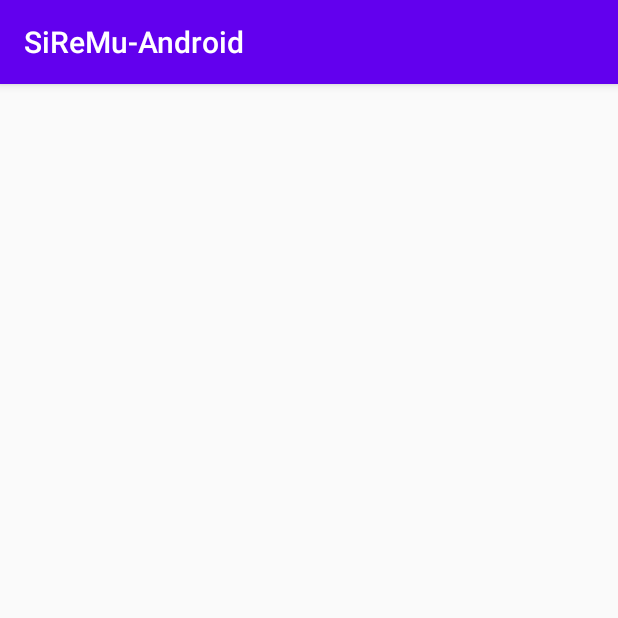
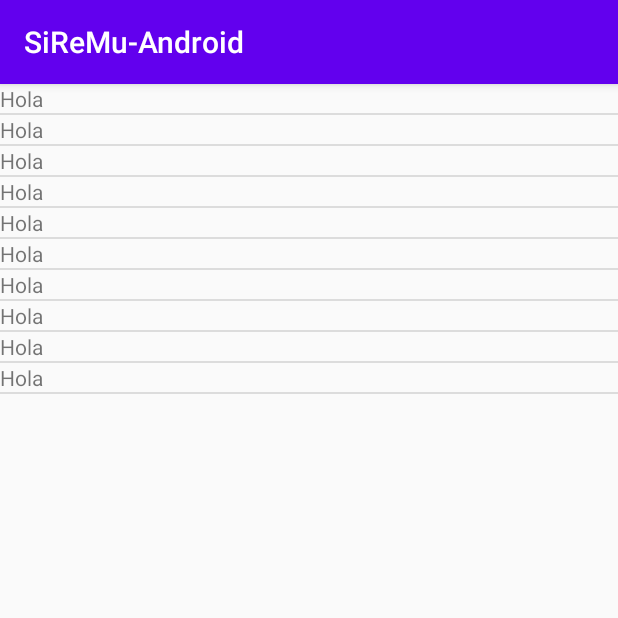
Before and after one commit to LuisR7210/SiReMu-Android, an Android app: the screen it shows after launch (MainActivity), on a phone screen of 412 x 824 dp, the top half of it. Run offline under Robolectric (Android 15) with nearby library versions, the phone set to English and light mode, and no system bars.

Commit message:
Practica PF-3 Correccion

```diff
--- a/app/src/main/java/mx/uv/siremu_android/MainActivity.kt
+++ b/app/src/main/java/mx/uv/siremu_android/MainActivity.kt
@@ -12,11 +12,11 @@ import android.widget.TextView
 class MainActivity : AppCompatActivity() {
 
     override fun onCreate(savedInstanceState: Bundle?) {
-
+        super.onCreate(savedInstanceState)
+        setContentView(R.layout.activity_main)
         val miLista = findViewById<ListView>(R.id.lista_principal)
         miLista.adapter = miAdaptador(this)
-        super.onCreate(savedInstanceState)
-        setContentView(R.layout.activity_main)
+
     }
 
     private class miAdaptador(contexto: Context) : BaseAdapter() {
@@ -30,7 +30,7 @@ class MainActivity : AppCompatActivity() {
         //genera cada una de las filas
         override fun getView(position: Int, convertView: View?, parent: ViewGroup?): View {
             val texto = TextView(miContexto)
-            texto.text = "esta es una fila"
+            texto.text = "Hola"
             return texto
         }
 
```
